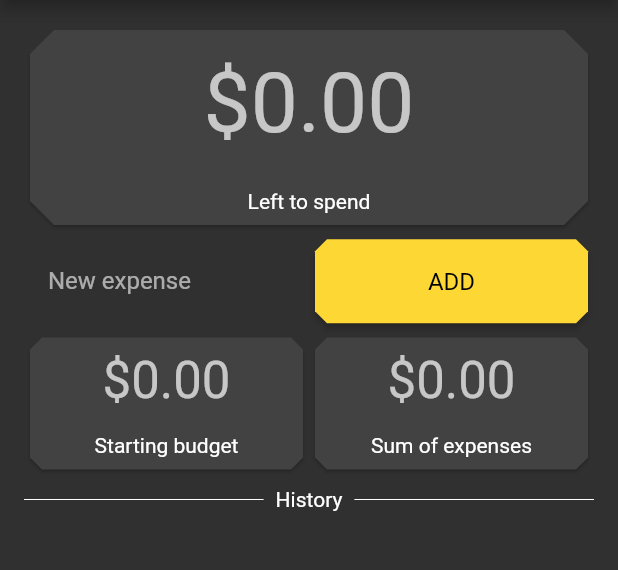
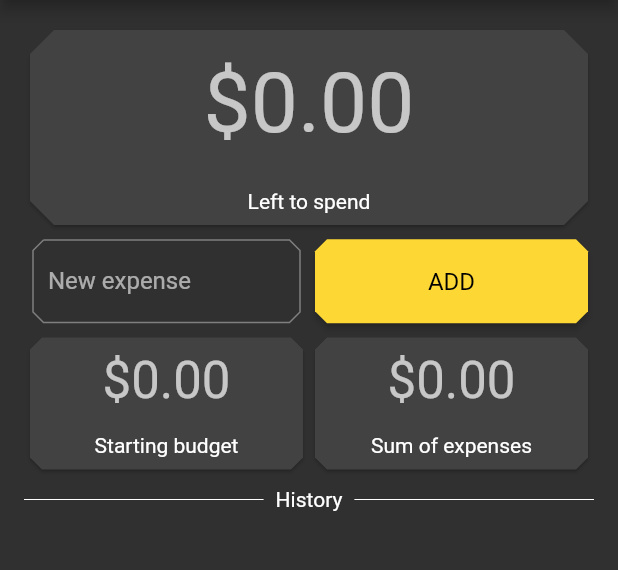
Before and after one commit to MarcinusX/super_simple_budget, a Flutter app: the screen it shows after launch, on a phone screen of 412 x 824 dp, the part 84-654 px from its top. Run offline on Flutter 3.47's test engine with Material 2 defaults, Android fonts, the phone set to English and light mode, and no system bars; our stand-ins replace shared_preferences, sqflite; accounts and stored records are empty.

Commit message:
Fixed stylings and added dismissing expenses

```diff
--- a/lib/service/database_helper.dart
+++ b/lib/service/database_helper.dart
@@ -34,6 +34,10 @@ create table $tableExpenses (
         .toList();
   }
 
+  Future<int> deleteExpense(Expense expense) {
+    return db.delete(tableExpenses, where: '$columnId = ${expense.id}');
+  }
+
   Future<int> deleteAllExpense() async {
     return await db.delete(tableExpenses);
   }
--- a/lib/service/storage_service.dart
+++ b/lib/service/storage_service.dart
@@ -30,6 +30,10 @@ class StorageService {
     return dbHelper.insertExpense(expense);
   }
 
+  Future<void> deleteExpense(Expense expense) {
+    return dbHelper.deleteExpense(expense);
+  }
+
   Future close() async {
     return dbHelper.close();
   }
--- a/lib/widget/change_budget_dialog.dart
+++ b/lib/widget/change_budget_dialog.dart
@@ -1,5 +1,6 @@
 import 'package:flutter/material.dart';
 import 'package:super_simple_budget/generated/i18n.dart';
+import 'package:super_simple_budget/widget/cut_corners_border.dart';
 
 class ChangeBudgetDialog extends StatefulWidget {
   final double previousBudget;
@@ -30,9 +31,12 @@ class _ChangeBudgetDialogState extends State<ChangeBudgetDialog> {
     return new AlertDialog(
       title: new Text(S.of(context).changeBudget),
       content: new TextField(
+        cursorColor: Colors.yellow,
         controller: _controller,
         keyboardType: TextInputType.number,
         decoration: new InputDecoration(
+            border:
+                CutCornersBorder(borderSide: BorderSide(color: Colors.yellow)),
             labelText: S.of(context).budget,
             hintText: widget.previousBudget?.toStringAsFixed(2) ?? ''),
       ),
--- a/lib/widget/input_expense_row.dart
+++ b/lib/widget/input_expense_row.dart
@@ -1,6 +1,7 @@
 import 'package:flutter/material.dart';
 import 'package:super_simple_budget/generated/i18n.dart';
 import 'package:super_simple_budget/model/expense.dart';
+import 'package:super_simple_budget/widget/cut_corners_border.dart';
 
 class InputExpenseRow extends StatefulWidget {
   final Function(Expense) onClick;
@@ -36,12 +37,14 @@ class _InputExpenseRowState extends State<InputExpenseRow> {
             child: new Padding(
               padding: const EdgeInsets.symmetric(horizontal: 4.0),
               child: new TextField(
+                cursorColor: Colors.yellow,
                 controller: _inputController,
                 keyboardType: TextInputType.number,
                 decoration: new InputDecoration(
-                  labelText: S
-                      .of(context)
-                      .newExpense,
+                  labelText: S.of(context).newExpense,
+                  border: CutCornersBorder(
+                    borderSide: BorderSide(color: Colors.yellow),
+                  ),
                 ),
               ),
             ),
@@ -54,12 +57,8 @@ class _InputExpenseRowState extends State<InputExpenseRow> {
                 child: new RaisedButton(
                   padding: new EdgeInsets.all(0.0),
                   child: new Text(
-                    S
-                        .of(context)
-                        .add
-                        .toUpperCase(),
-                    style: Theme
-                        .of(context)
+                    S.of(context).add.toUpperCase(),
+                    style: Theme.of(context)
                         .textTheme
                         .subhead
                         .copyWith(color: Colors.black),
--- a/lib/widget/main_page.dart
+++ b/lib/widget/main_page.dart
@@ -40,10 +40,9 @@ class _MainPageState extends State<MainPage> {
   }
 
   _loadExpenses() {
-    widget.storageService.getCurrentExpenses().then((result) =>
-        setState(() =>
+    widget.storageService.getCurrentExpenses().then((result) => setState(() =>
         expenses = result
-          ..sort((ex1, ex2) => ex1.dateTime.compareTo(ex2.dateTime))));
+          ..sort((ex1, ex2) => ex2.dateTime.compareTo(ex1.dateTime))));
   }
 
   _addExpense(Expense expense) {
@@ -53,18 +52,22 @@ class _MainPageState extends State<MainPage> {
     });
   }
 
+  _deleteExpense(Expense expense) {
+    widget.storageService.deleteExpense(expense);
+    setState(() {
+      expenses.remove(expense);
+    });
+  }
+
   _openCurrencyDialog() async {
     Currency currency = await showDialog(
         context: context,
         builder: (context) {
           return new SimpleDialog(
-            title: new Text(S
-                .of(context)
-                .chooseCurrency),
+            title: new Text(S.of(context).chooseCurrency),
             children: Currency.currencies
                 .map(
-                  (currency) =>
-              new SimpleDialogOption(
+                  (currency) => new SimpleDialogOption(
                         onPressed: () => Navigator.of(context).pop(currency),
                         child: new ListTile(
                           selected: currency == this.currency,
@@ -89,9 +92,7 @@ class _MainPageState extends State<MainPage> {
       appBar: new AppBar(
         key: new Key("app_bar"),
         centerTitle: true,
-        title: new Text(S
-            .of(context)
-            .appTitle),
+        title: new Text(S.of(context).appTitle),
         actions: <Widget>[
           new PopupMenuButton<String>(
             onSelected: (val) {
@@ -107,15 +108,11 @@ class _MainPageState extends State<MainPage> {
             itemBuilder: (BuildContext context) => <PopupMenuItem<String>>[
                   new PopupMenuItem<String>(
                     value: 'NEW_CYCLE',
-                child: new Text(S
-                    .of(context)
-                    .beginNewCycle),
+                    child: new Text(S.of(context).beginNewCycle),
                   ),
                   new PopupMenuItem<String>(
                     value: 'CURRENCY',
-                child: new Text(S
-                    .of(context)
-                    .changeCurrency),
+                    child: new Text(S.of(context).changeCurrency),
                   ),
                 ],
           ),
@@ -142,9 +139,7 @@ class _MainPageState extends State<MainPage> {
                       onTap: _openChangeBudgetDialog,
                       child: new MinorValueCard(
                         value: startBudget,
-                        label: S
-                            .of(context)
-                            .startingBudget,
+                        label: S.of(context).startingBudget,
                         currency: currency,
                       ),
                     ),
@@ -152,9 +147,7 @@ class _MainPageState extends State<MainPage> {
                   new Expanded(
                     child: new MinorValueCard(
                       value: spent,
-                      label: S
-                          .of(context)
-                          .sumOfExpenses,
+                      label: S.of(context).sumOfExpenses,
                       currency: currency,
                     ),
                   ),
@@ -162,13 +155,13 @@ class _MainPageState extends State<MainPage> {
               ),
               new HistoryDivider(),
               new Column(
-                children: expenses
-                    .map((expense) =>
-                new ExpenseHistoryRow(
+                children: expenses.map((expense) {
+                  return ExpenseHistoryRow(
+                    onDismissed: _deleteExpense,
                     expense: expense,
                     currency: currency,
-                ))
-                    .toList(),
+                  );
+                }).toList(),
               )
             ],
           ),
--- a/lib/widget/new_cycle_dialog.dart
+++ b/lib/widget/new_cycle_dialog.dart
@@ -1,5 +1,6 @@
 import 'package:flutter/material.dart';
 import 'package:super_simple_budget/generated/i18n.dart';
+import 'package:super_simple_budget/widget/cut_corners_border.dart';
 
 class NewCycleDialog extends StatefulWidget {
   @override
@@ -26,10 +27,13 @@ class _NewCycleDialogState extends State<NewCycleDialog> {
     return new AlertDialog(
       title: new Text(S.of(context).beginNewCycle),
       content: new TextField(
+        cursorColor: Colors.yellow,
         controller: _controller,
         keyboardType: TextInputType.number,
         decoration: new InputDecoration(
           labelText: S.of(context).budget,
+          border:
+              CutCornersBorder(borderSide: BorderSide(color: Colors.yellow)),
         ),
       ),
       actions: <Widget>[
```
Also changed, not shown: lib/main.dart (+7 -6 lines), lib/widget/expense_history_row.dart (+8 -2 lines), pubspec.yaml (+5 -5 lines), pubspec.lock. Lines whose indentation alone changed are shown as unchanged.
